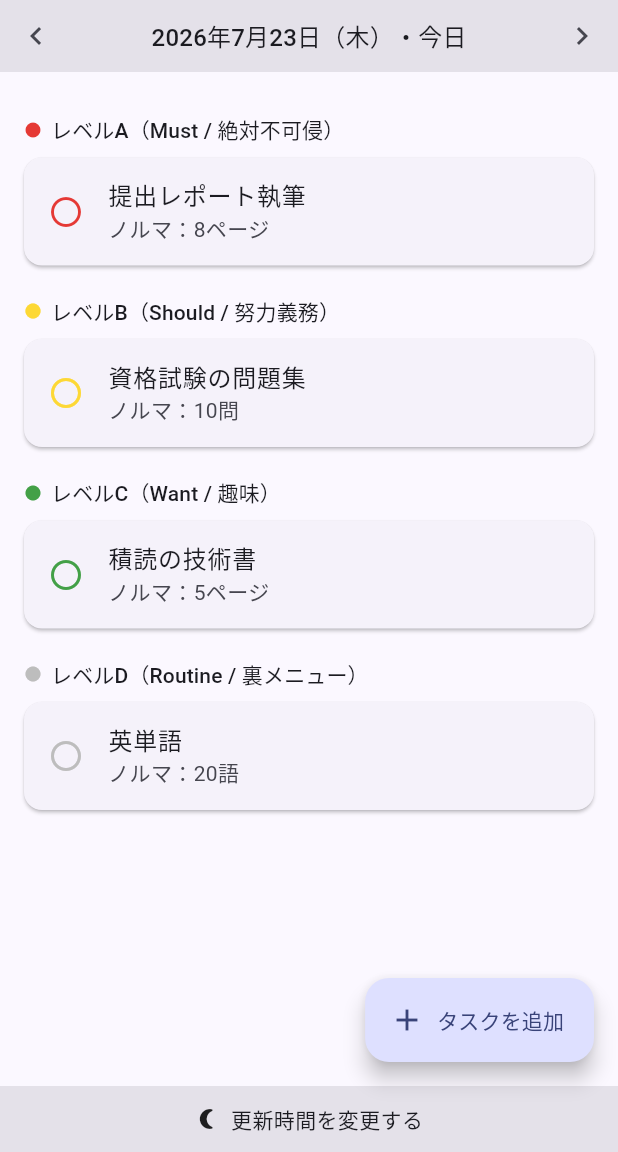
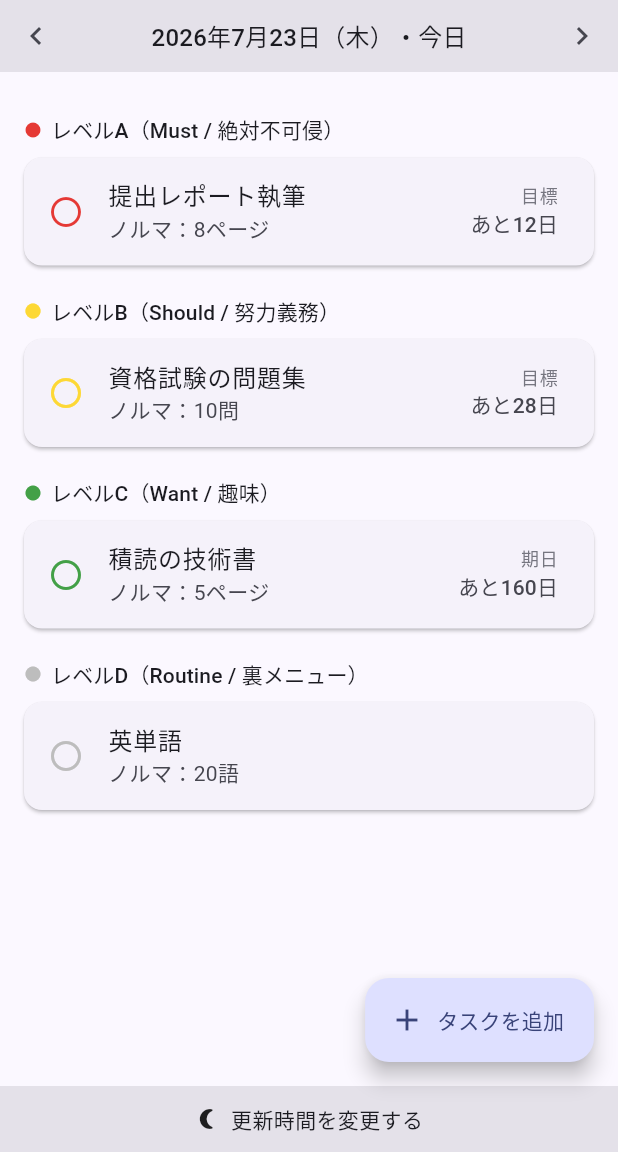
Before and after one commit to Tom-t0/hyperfocus-engine, a Flutter app: the screen it shows after launch, after a tap on "積読の技術書", on a phone screen of 412 x 824 dp, the part 84-1236 px from its top. Run offline on Flutter 3.47's test engine with Material 3 defaults, Android fonts, the phone set to English and light mode, and no system bars; our stand-ins replace shared_preferences; accounts and stored records are empty.

Commit message:
タイル右端に期日までの残り日数を表示
各タスクのタイル右端に「目標/期日 あと◯日」を表示。目標期日（マージンあり）が
あればそこまで、無ければ実際の期日までの日数を出す。超過時は「◯日超過」。
バックエンドの既存フィールド（target/actual_deadline, margin_days）を利用。

Co-Authored-By: Claude Fable 5 <noreply@anthropic.com>

```diff
--- a/flutter_app/lib/main.dart
+++ b/flutter_app/lib/main.dart
@@ -34,6 +34,9 @@ class TaskTile {
   final int todayRemaining;
   final int remainingAmount;
   final bool inProgressToday;
+  final DateTime? actualDeadline; // 実際の期日（レベルDはnull）
+  final DateTime? targetDeadline; // 目標期日 ＝ 実際の期日 − マージン
+  final int marginDays;
   final TriageState triage;
 
   TaskTile.fromJson(Map<String, dynamic> j)
@@ -46,6 +49,9 @@ class TaskTile {
         todayRemaining = j['today_remaining'],
         remainingAmount = j['remaining_amount'],
         inProgressToday = j['in_progress_today'] ?? false,
+        actualDeadline = parseDate(j['actual_deadline']),
+        targetDeadline = parseDate(j['target_deadline']),
+        marginDays = j['margin_days'] ?? 0,
         triage = TriageState.fromJson(j['triage']);
 }
 
@@ -78,6 +84,10 @@ class TriageState {
 DateTime dateOnly(DateTime d) => DateTime(d.year, d.month, d.day);
 String ymd(DateTime d) =>
     '${d.year}-${d.month.toString().padLeft(2, '0')}-${d.day.toString().padLeft(2, '0')}';
+DateTime? parseDate(dynamic v) =>
+    (v == null) ? null : DateTime.parse(v as String);
+// モックデモ用: 今日からn日後のISO日付
+String isoFromNow(int days) => ymd(DateTime.now().add(Duration(days: days)));
 
 /// タスク一覧の取得結果（タスク群 ＋ アプリ上の「今日」）
 class TaskListResult {
@@ -991,9 +1001,51 @@ class _TileStackScreenState extends State<TileStackScreen> {
     ];
   }
 
+  // タイル右端の「期日まであと何日」バッジ。
+  // 目標期日があればそこまで、無ければ実際の期日まで。レベルD等は表示しない。
+  Widget? _deadlineBadge(TaskTile t) {
+    final deadline = t.targetDeadline ?? t.actualDeadline;
+    if (deadline == null) return null;
+    final ref = todayDate ?? DateTime.now();
+    final days = dateOnly(deadline).difference(dateOnly(ref)).inDays;
+    // 目標期日（マージンあり）か、実際の期日のみか
+    final usingTarget = t.targetDeadline != null && t.marginDays > 0;
+    final label = usingTarget ? '目標' : '期日';
+    final scheme = Theme.of(context).colorScheme;
+    final String daysText;
+    final Color color;
+    if (days > 0) {
+      daysText = 'あと$days日';
+      color = scheme.onSurfaceVariant;
+    } else if (days == 0) {
+      daysText = '今日まで';
+      color = Colors.orange.shade800;
+    } else {
+      daysText = '${-days}日超過';
+      color = scheme.error;
+    }
+    return Column(
+      mainAxisSize: MainAxisSize.min,
+      crossAxisAlignment: CrossAxisAlignment.end,
+      children: [
+        Text(label,
+            style: Theme.of(context)
+                .textTheme
+                .bodySmall
+                ?.copyWith(color: scheme.outline)),
+        Text(daysText,
+            style: Theme.of(context)
+                .textTheme
+                .labelLarge
+                ?.copyWith(color: color)),
+      ],
+    );
+  }
+
   Widget _tile(TaskTile t, bool interactive) {
     final isZombie = t.status == 'zombie';
     final done = t.todayRemaining == 0 && !isZombie;
+    final badge = _deadlineBadge(t);
     return Card(
       child: ListTile(
         enabled: interactive, // 今日以外は閲覧のみ（グレー表示）
@@ -1014,11 +1066,19 @@ class _TileStackScreenState extends State<TileStackScreen> {
                   ? '残りノルマ：${t.todayRemaining}${t.unit}'
                   : 'ノルマ：${t.todayQuota}${t.unit}',
         ),
-        trailing: t.triage.active
-            ? IconButton(
-                icon: const Icon(Icons.warning_amber_rounded,
-                    color: Colors.orange),
-                onPressed: interactive ? () => _showTriageOverlay(t) : null,
+        trailing: (badge != null || t.triage.active)
+            ? Row(
+                mainAxisSize: MainAxisSize.min,
+                children: [
+                  ?badge,
+                  if (t.triage.active)
+                    IconButton(
+                      icon: const Icon(Icons.warning_amber_rounded,
+                          color: Colors.orange),
+                      onPressed:
+                          interactive ? () => _showTriageOverlay(t) : null,
+                    ),
+                ],
               )
             : null,
       ),
@@ -1261,6 +1321,9 @@ class _MockData {
       'today_done': 0,
       'today_remaining': 8,
       'remaining_amount': 40,
+      'actual_deadline': isoFromNow(15),
+      'target_deadline': isoFromNow(12),
+      'margin_days': 3,
       'in_progress_today': false,
       'triage': {'active': false},
     },
@@ -1274,6 +1337,9 @@ class _MockData {
       'today_done': 0,
       'today_remaining': 25,
       'remaining_amount': 100,
+      'actual_deadline': isoFromNow(30),
+      'target_deadline': isoFromNow(28),
+      'margin_days': 2,
       'in_progress_today': false,
       'triage': {
         'active': true,
@@ -1297,6 +1363,9 @@ class _MockData {
       'today_done': 0,
       'today_remaining': 5,
       'remaining_amount': 120,
+      'actual_deadline': isoFromNow(160),
+      'target_deadline': isoFromNow(160),
+      'margin_days': 0,
       'in_progress_today': false,
       'triage': {'active': false},
     },
@@ -1337,13 +1406,18 @@ class _MockData {
     final level = body['level'] as String;
     final total = body['total_amount'] as int;
     int quota;
+    String? actualIso;
+    String? targetIso;
+    int marginDays = 0;
     if (level == 'D') {
       quota = body['fixed_daily_amount'] as int;
     } else {
       final deadline = DateTime.parse(body['actual_deadline'] as String);
-      final margin = body['margin_days'] as int;
+      marginDays = body['margin_days'] as int;
       final workDays = body['work_days_per_week'] as int;
-      final target = deadline.subtract(Duration(days: margin));
+      final target = deadline.subtract(Duration(days: marginDays));
+      actualIso = body['actual_deadline'] as String;
+      targetIso = ymd(target);
       final now = DateTime.now();
       final today = DateTime(now.year, now.month, now.day);
       final cal = target.difference(today).inDays + 1;
@@ -1364,6 +1438,9 @@ class _MockData {
       'today_done': 0,
       'today_remaining': quota,
       'remaining_amount': level == 'D' ? quota : total,
+      'actual_deadline': actualIso,
+      'target_deadline': targetIso,
+      'margin_days': marginDays,
       'in_progress_today': false,
       'triage': {'active': false},
     });
```
Also changed, not shown: 4 other files.
